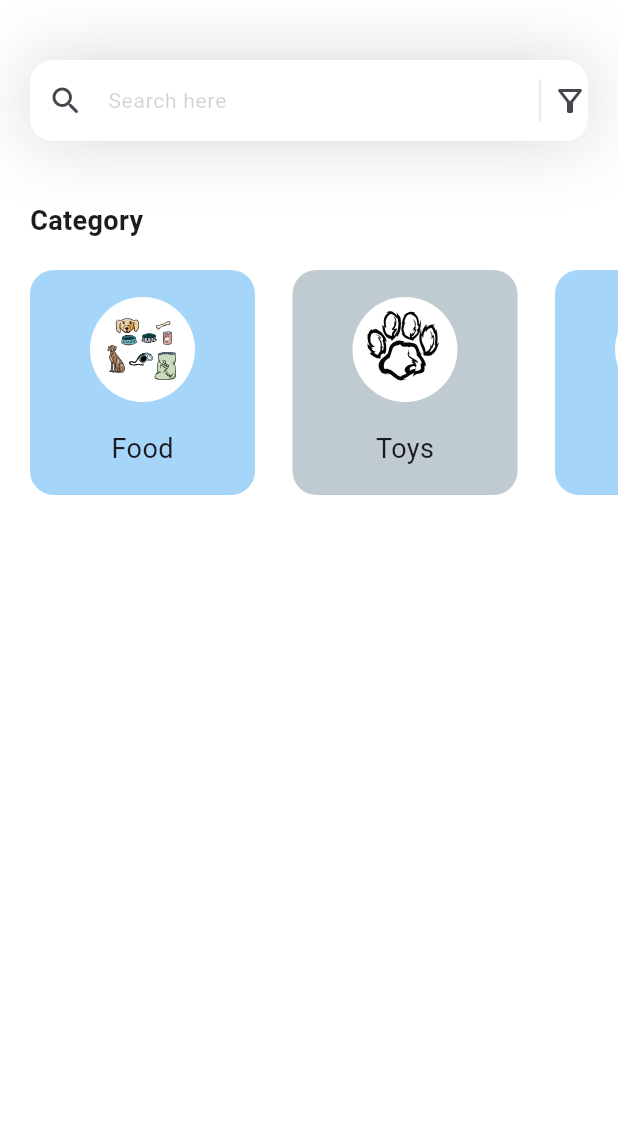
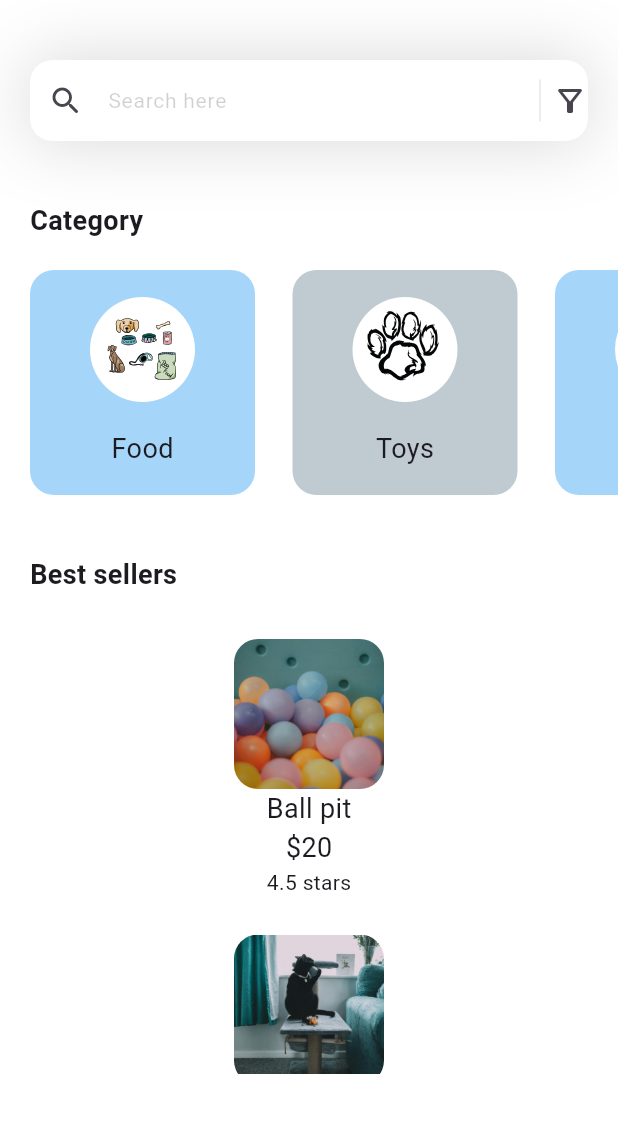
Before and after one commit to kcartagena/pet_store, a Flutter app: the screen it shows after launch, on a phone screen of 412 x 824 dp, the part 84-1217 px from its top. Run offline on Flutter 3.47's test engine with Material 3 defaults, Android fonts, the light colour scheme and no system bars; our stand-ins replace flutter_svg, google_fonts; Roboto replaces fonts that are missing (Atma).

Commit message:
show images for best sellers

```diff
--- a/lib/pages/home.dart
+++ b/lib/pages/home.dart
@@ -1,23 +1,36 @@
 import 'package:flutter/material.dart';
 import 'package:flutter_svg/svg.dart';
 import 'package:pet_store/models/category_model.dart';
+import 'package:pet_store/models/toys_model.dart';
 
 class HomePage extends StatelessWidget {
   HomePage({super.key});
 
   List<CategoryModel> categories = [];
+  List<ToysModel> toys = [];
 
   void getCategories() {
     categories = CategoryModel.getCategories();
   }
 
+  void getToys() {
+    toys = ToysModel.getToys();
+  }
+
+  void getInitialInfo() {
+    categories = CategoryModel.getCategories();
+    toys = ToysModel.getToys();
+  }
+
   @override
   Widget build(BuildContext context) {
-    getCategories();
+    getInitialInfo();
     return Scaffold(
       appBar: appBar(),
       backgroundColor: Colors.white,
-      body: Column(
+      body: SingleChildScrollView(
+        child: IntrinsicHeight(
+          child: Column(
             crossAxisAlignment: CrossAxisAlignment.start,
             children: [
               searchField(),
@@ -25,8 +38,92 @@ class HomePage extends StatelessWidget {
                 height: 40,
               ),
               categoriesSection(),
+              SizedBox(
+                height: 40,
+              ),
+              bestSellersSection(),
             ],
           ),
+        ),
+      ),
+    );
+  }
+
+  Column bestSellersSection() {
+    return Column(
+      crossAxisAlignment: CrossAxisAlignment.start,
+      children: [
+        Padding(
+          padding: const EdgeInsets.only(left: 20.0),
+          child: Text(
+            'Best sellers',
+            style: TextStyle(fontSize: 18, fontWeight: FontWeight.w600),
+          ),
+        ),
+        SizedBox(
+          height: 20,
+        ),
+        SizedBox(
+          height: 300,
+          child: ListView.separated(
+            itemCount: toys.length,
+            scrollDirection: Axis.vertical,
+            padding: EdgeInsets.only(
+              top: 10,
+              bottom: 10,
+            ),
+            separatorBuilder: (context, index) => SizedBox(
+              height: 25,
+            ),
+            itemBuilder: (context, index) {
+              return Container(
+                width: 150,
+                decoration: BoxDecoration(
+                  borderRadius: BorderRadius.circular(16),
+                ),
+                child: Column(
+                  mainAxisAlignment: MainAxisAlignment.spaceEvenly,
+                  children: [
+                    Container(
+                      width: 100,
+                      height: 100,
+                      decoration: BoxDecoration(
+                        shape: BoxShape.rectangle,
+                        borderRadius: BorderRadius.circular(16),
+                        image: DecorationImage(
+                          image: AssetImage(toys[index].imgPath),
+                          fit: BoxFit.cover,
+                        ),
+                      ),
+                    ),
+                    Text(
+                      toys[index].name,
+                      style: TextStyle(
+                        fontWeight: FontWeight.w400,
+                        fontSize: 18,
+                      ),
+                    ),
+                    Text(
+                      '\$${toys[index].price}',
+                      style: TextStyle(
+                        fontWeight: FontWeight.w400,
+                        fontSize: 18,
+                      ),
+                    ),
+                    Text(
+                      '${toys[index].rating.toString()} stars',
+                      style: TextStyle(
+                        fontWeight: FontWeight.w400,
+                        fontSize: 14,
+                      ),
+                    )
+                  ],
+                ),
+              );
+            },
+          ),
+        ),
+      ],
     );
   }
 
--- a/pubspec.yaml
+++ b/pubspec.yaml
@@ -62,6 +62,10 @@ flutter:
   # To add assets to your application, add an assets section, like this:
   assets:
     - assets/icons/
+    - assets/ball-pit.jpg
+    - assets/cat-tower.jpg
+    - assets/dog-toys.jpg
+    - assets/dogs.jpg
   # - images/a_dot_burr.jpeg
   # - images/a_dot_ham.jpeg
 
```
Lines whose indentation alone changed are shown as unchanged.
